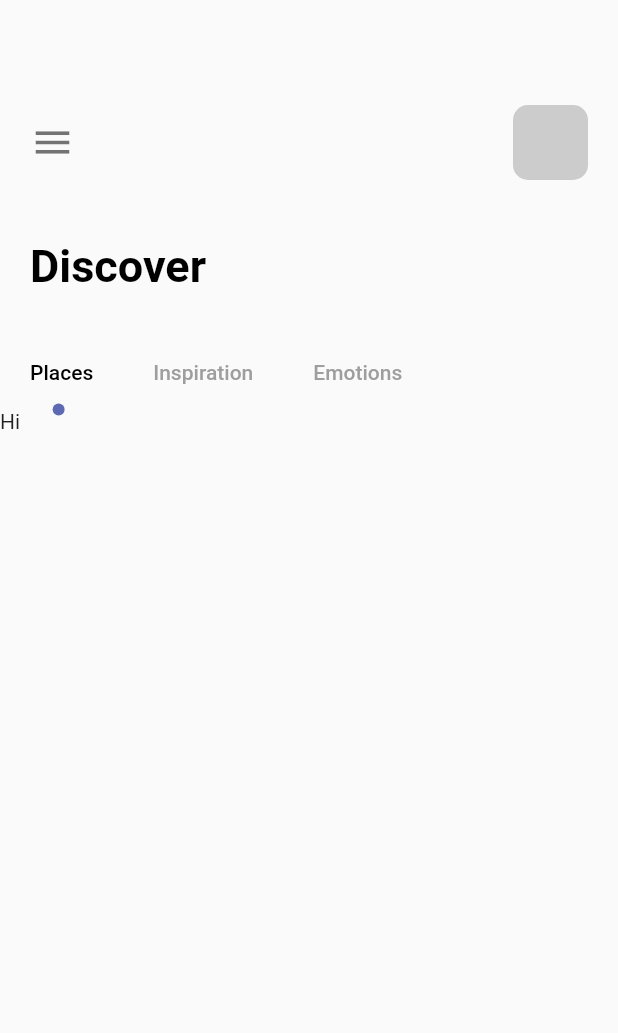
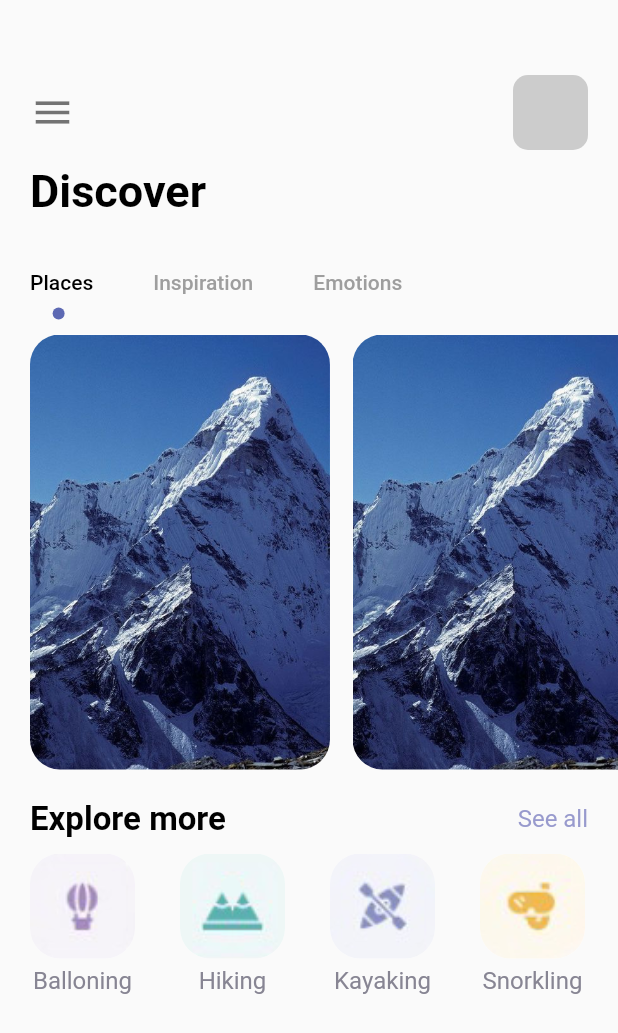
Before and after one commit to LucasFormigonBR/MountainApp, a Flutter app: the HomePage screen opened directly, on a phone screen of 412 x 824 dp. Shown: the top 1033 px of the screen. Run offline on Flutter 3.47's test engine with Material 2 defaults, Android fonts, the phone set to English and light mode, and no system bars.

Commit message:
Terceira etapa

```diff
--- a/lib/main.dart
+++ b/lib/main.dart
@@ -1,4 +1,5 @@
 import 'package:flutter/material.dart';
+import 'package:flutter_cubit/pages/detail_page.dart';
 import 'package:flutter_cubit/pages/navpages/main_page.dart';
 import 'package:flutter_cubit/pages/welcome_page.dart';
 
@@ -18,7 +19,7 @@ class MyApp extends StatelessWidget {
       theme: ThemeData(
         primarySwatch: Colors.blue,
       ),
-      home: const MainPage(),
+      home: const DetailPage(),
     );
   }
 }
--- /dev/null
+++ b/lib/pages/home_page.dart
@@ -0,0 +1,204 @@
+import 'package:flutter/material.dart';
+import 'package:flutter_cubit/misc/color.dart';
+import 'package:flutter_cubit/widgets/app_large_text.dart';
+import 'package:flutter_cubit/widgets/app_text_widget.dart';
+
+class HomePage extends StatefulWidget {
+  const HomePage({Key? key}) : super(key: key);
+
+  @override
+  State<HomePage> createState() => _HomePageState();
+}
+
+class _HomePageState extends State<HomePage> with TickerProviderStateMixin {
+  var images = {
+    "balloning.png": "Balloning",
+    "hiking.png": "Hiking",
+    "kayaking.png": "Kayaking",
+    "snorkling.png": "Snorkling",
+  };
+
+  @override
+  Widget build(BuildContext context) {
+    TabController _tabController = TabController(length: 3, vsync: this);
+    return Scaffold(
+      body: Column(
+        crossAxisAlignment: CrossAxisAlignment.start,
+        children: [
+          Container(
+            padding: const EdgeInsets.only(top: 50, left: 20),
+            child: Row(
+              children: [
+                const Icon(
+                  Icons.menu,
+                  size: 30,
+                  color: Colors.black54,
+                ),
+                Expanded(
+                  child: Container(),
+                ),
+                Container(
+                  margin: const EdgeInsets.only(right: 20),
+                  width: 50,
+                  height: 50,
+                  decoration: BoxDecoration(
+                    borderRadius: BorderRadius.circular(10),
+                    color: Colors.grey.withOpacity(0.5),
+                  ),
+                ),
+              ],
+            ),
+          ),
+          SizedBox(
+            height: 10,
+          ),
+          Container(
+            margin: const EdgeInsets.only(left: 20),
+            child: AppLargeText(text: "Discover"),
+          ),
+          SizedBox(
+            height: 20,
+          ),
+          Container(
+            child: Align(
+              alignment: Alignment.centerLeft,
+              child: TabBar(
+                labelPadding: const EdgeInsets.only(left: 20, right: 20),
+                controller: _tabController,
+                labelColor: Colors.black,
+                unselectedLabelColor: Colors.grey,
+                isScrollable: true,
+                indicatorSize: TabBarIndicatorSize.label,
+                indicator:
+                    CircleTabIndicator(color: AppColors.mainColor, radius: 4),
+                tabs: [
+                  Tab(text: "Places"),
+                  Tab(text: "Inspiration"),
+                  Tab(text: "Emotions")
+                ],
+              ),
+            ),
+          ),
+          Container(
+            padding: const EdgeInsets.only(left: 20),
+            height: 300,
+            width: double.maxFinite,
+            child: TabBarView(
+              controller: _tabController,
+              children: [
+                ListView.builder(
+                  itemCount: 3,
+                  scrollDirection: Axis.horizontal,
+                  itemBuilder: (BuildContext context, int index) {
+                    return Container(
+                      margin: const EdgeInsets.only(right: 15, top: 10),
+                      width: 200,
+                      height: 300,
+                      decoration: BoxDecoration(
+                        borderRadius: BorderRadius.circular(20),
+                        color: Colors.white,
+                        image: DecorationImage(
+                          image: AssetImage("img/mountain.jpeg"),
+                          fit: BoxFit.cover,
+                        ),
+                      ),
+                    );
+                  },
+                ),
+                Text("There"),
+                Text("Bye"),
+              ],
+            ),
+          ),
+          SizedBox(
+            height: 20,
+          ),
+          Container(
+            margin: const EdgeInsets.only(left: 20, right: 20),
+            child: Row(
+              mainAxisAlignment: MainAxisAlignment.spaceBetween,
+              children: [
+                AppLargeText(text: "Explore more", size: 22),
+                AppText(
+                  text: "See all",
+                  color: AppColors.textColor1,
+                ),
+              ],
+            ),
+          ),
+          SizedBox(
+            height: 10,
+          ),
+          Container(
+            height: 100,
+            width: double.maxFinite,
+            margin: const EdgeInsets.only(left: 20),
+            child: ListView.builder(
+                itemCount: 4,
+                scrollDirection: Axis.horizontal,
+                itemBuilder: (_, index) {
+                  return Container(
+                    margin: const EdgeInsets.only(right: 30),
+                    child: Column(
+                      children: [
+                        Container(
+                          //  margin: const EdgeInsets.only(right: 50),
+                          width: 70,
+                          height: 70,
+                          decoration: BoxDecoration(
+                            borderRadius: BorderRadius.circular(20),
+                            color: Colors.white,
+                            image: DecorationImage(
+                              image: AssetImage(
+                                  "img/" + images.keys.elementAt(index)),
+                              fit: BoxFit.cover,
+                            ),
+                          ),
+                        ),
+                        SizedBox(
+                          height: 5,
+                        ),
+                        Container(
+                          child: AppText(
+                              text: images.values.elementAt(index),
+                              color: AppColors.textColor2),
+                        ),
+                      ],
+                    ),
+                  );
+                }),
+          )
+        ],
+      ),
+    );
+  }
+}
+
+class CircleTabIndicator extends Decoration {
+  final Color color;
+  double radius;
+  CircleTabIndicator({required this.color, required this.radius});
+  @override
+  BoxPainter createBoxPainter([VoidCallback? onChanged]) {
+    // TODO: implement createBoxPainter
+    return _CirclePainter(color: color, radius: radius);
+  }
+}
+
+class _CirclePainter extends BoxPainter {
+  final Color color;
+  double radius;
+  _CirclePainter({required this.color, required this.radius});
+
+  @override
+  void paint(Canvas canvas, Offset offset, ImageConfiguration configuration) {
+    Paint _paint = Paint();
+    _paint.color = color;
+    _paint.isAntiAlias = true;
+    final Offset circleOffset = Offset(
+        configuration.size!.width / 2 - radius / 2,
+        configuration.size!.height - radius);
+
+    canvas.drawCircle(offset + circleOffset, radius, _paint);
+  }
+}
--- a/lib/pages/navpages/home_page.dart
+++ /dev/null
@@ -1,118 +0,0 @@
-import 'package:flutter/material.dart';
-import 'package:flutter_cubit/misc/color.dart';
-import 'package:flutter_cubit/widgets/app_large_text.dart';
-
-class HomePage extends StatefulWidget {
-  const HomePage({Key? key}) : super(key: key);
-
-  @override
-  State<HomePage> createState() => _HomePageState();
-}
-
-class _HomePageState extends State<HomePage> with TickerProviderStateMixin {
-  @override
-  Widget build(BuildContext context) {
-    TabController _tabController = TabController(length: 3, vsync: this);
-    return Scaffold(
-      body: Column(
-        crossAxisAlignment: CrossAxisAlignment.start,
-        children: [
-          Container(
-            padding: const EdgeInsets.only(top: 70, left: 20),
-            child: Row(
-              children: [
-                const Icon(
-                  Icons.menu,
-                  size: 30,
-                  color: Colors.black54,
-                ),
-                Expanded(
-                  child: Container(),
-                ),
-                Container(
-                  margin: const EdgeInsets.only(right: 20),
-                  width: 50,
-                  height: 50,
-                  decoration: BoxDecoration(
-                    borderRadius: BorderRadius.circular(10),
-                    color: Colors.grey.withOpacity(0.5),
-                  ),
-                ),
-              ],
-            ),
-          ),
-          SizedBox(
-            height: 40,
-          ),
-          Container(
-            margin: const EdgeInsets.only(left: 20),
-            child: AppLargeText(text: "Discover"),
-          ),
-          SizedBox(
-            height: 30,
-          ),
-          Container(
-            child: Align(
-              alignment: Alignment.centerLeft,
-              child: TabBar(
-                labelPadding: const EdgeInsets.only(left: 20, right: 20),
-                controller: _tabController,
-                labelColor: Colors.black,
-                unselectedLabelColor: Colors.grey,
-                isScrollable: true,
-                indicatorSize: TabBarIndicatorSize.label,
-                indicator:
-                    CircleTabIndicator(color: AppColors.mainColor, radius: 4),
-                tabs: [
-                  Tab(text: "Places"),
-                  Tab(text: "Inspiration"),
-                  Tab(text: "Emotions")
-                ],
-              ),
-            ),
-          ),
-          Container(
-            height: 300,
-            width: double.maxFinite,
-            child: TabBarView(
-              controller: _tabController,
-              children: [
-                Text("Hi"),
-                Text("There"),
-                Text("Bye"),
-              ],
-            ),
-          )
-        ],
-      ),
-    );
-  }
-}
-
-class CircleTabIndicator extends Decoration {
-  final Color color;
-  double radius;
-  CircleTabIndicator({required this.color, required this.radius});
-  @override
-  BoxPainter createBoxPainter([VoidCallback? onChanged]) {
-    // TODO: implement createBoxPainter
-    return _CirclePainter(color: color, radius: radius);
-  }
-}
-
-class _CirclePainter extends BoxPainter {
-  final Color color;
-  double radius;
-  _CirclePainter({required this.color, required this.radius});
-
-  @override
-  void paint(Canvas canvas, Offset offset, ImageConfiguration configuration) {
-    Paint _paint = Paint();
-    _paint.color = color;
-    _paint.isAntiAlias = true;
-    final Offset circleOffset = Offset(
-        configuration.size!.width / 2 - radius / 2, configuration.size!.height);
-
-    canvas.drawCircle(offset + circleOffset, radius, _paint);
-  }
-}
--- a/lib/pages/navpages/main_page.dart
+++ b/lib/pages/navpages/main_page.dart
@@ -2,7 +2,7 @@ import 'package:flutter/material.dart';
 import 'package:flutter_cubit/pages/navpages/bar_item_page.dart';
 import 'package:flutter_cubit/pages/navpages/search_page.dart';
 
-import 'home_page.dart';
+import '../home_page.dart';
 import 'my_page.dart';
 
 class MainPage extends StatefulWidget {
```
Also changed, not shown: lib/pages/detail_page.dart (added, +88 -0 lines).
